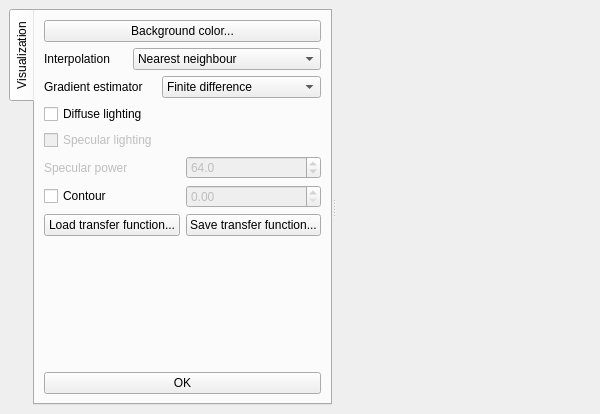
The window that starviewer/src/extensions/playground/experimental3d/qexperimental3dextensionbase.ui (starviewer-medical/starviewer) describes before a commit, drawn with Qt 5.
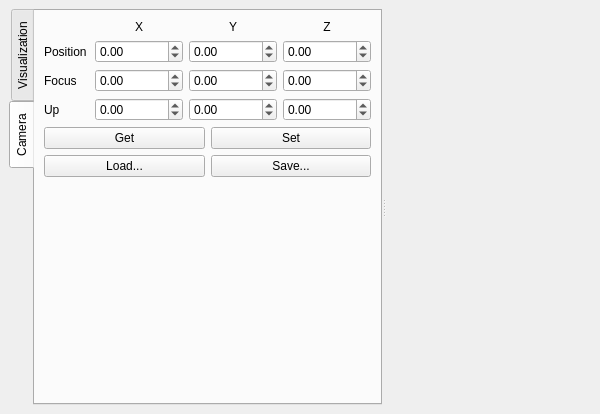
The same window after the commit. The open tabs and pages were chosen to show the change. Custom widgets are drawn as their Qt base class.

Patch:
```diff
--- a/starviewer/src/extensions/playground/experimental3d/qexperimental3dextensionbase.ui
+++ b/starviewer/src/extensions/playground/experimental3d/qexperimental3dextensionbase.ui
@@ -248,6 +248,231 @@
         </item>
        </layout>
       </widget>
+      <widget class="QWidget" name="m_cameraTab" >
+       <attribute name="title" >
+        <string>Camera</string>
+       </attribute>
+       <layout class="QVBoxLayout" >
+        <property name="margin" >
+         <number>9</number>
+        </property>
+        <property name="spacing" >
+         <number>6</number>
+        </property>
+        <item>
+         <layout class="QGridLayout" >
+          <property name="margin" >
+           <number>0</number>
+          </property>
+          <property name="spacing" >
+           <number>6</number>
+          </property>
+          <item row="0" column="1" >
+           <widget class="QLabel" name="m_cameraXLabel" >
+            <property name="text" >
+             <string>X</string>
+            </property>
+            <property name="alignment" >
+             <set>Qt::AlignCenter</set>
+            </property>
+           </widget>
+          </item>
+          <item row="0" column="2" >
+           <widget class="QLabel" name="m_cameraYLabel" >
+            <property name="text" >
+             <string>Y</string>
+            </property>
+            <property name="alignment" >
+             <set>Qt::AlignCenter</set>
+            </property>
+           </widget>
+          </item>
+          <item row="0" column="3" >
+           <widget class="QLabel" name="m_cameraZLabel" >
+            <property name="text" >
+             <string>Z</string>
+            </property>
+            <property name="alignment" >
+             <set>Qt::AlignCenter</set>
+            </property>
+           </widget>
+          </item>
+          <item row="1" column="0" >
+           <widget class="QLabel" name="m_cameraPositionLabel" >
+            <property name="text" >
+             <string>Position</string>
+            </property>
+           </widget>
+          </item>
+          <item row="1" column="1" >
+           <widget class="QDoubleSpinBox" name="m_cameraPositionXDoubleSpinBox" >
+            <property name="maximum" >
+             <double>1000000.000000000000000</double>
+            </property>
+            <property name="minimum" >
+             <double>-1000000.000000000000000</double>
+            </property>
+           </widget>
+          </item>
+          <item row="1" column="2" >
+           <widget class="QDoubleSpinBox" name="m_cameraPositionYDoubleSpinBox" >
+            <property name="maximum" >
+             <double>1000000.000000000000000</double>
+            </property>
+            <property name="minimum" >
+             <double>-1000000.000000000000000</double>
+            </property>
+           </widget>
+          </item>
+          <item row="1" column="3" >
+           <widget class="QDoubleSpinBox" name="m_cameraPositionZDoubleSpinBox" >
+            <property name="maximum" >
+             <double>1000000.000000000000000</double>
+            </property>
+            <property name="minimum" >
+             <double>-1000000.000000000000000</double>
+            </property>
+           </widget>
+          </item>
+          <item row="2" column="0" >
+           <widget class="QLabel" name="m_cameraFocusLabel" >
+            <property name="text" >
+             <string>Focus</string>
+            </property>
+           </widget>
+          </item>
+          <item row="2" column="1" >
+           <widget class="QDoubleSpinBox" name="m_cameraFocusXDoubleSpinBox" >
+            <property name="maximum" >
+             <double>1000000.000000000000000</double>
+            </property>
+            <property name="minimum" >
+             <double>-1000000.000000000000000</double>
+            </property>
+           </widget>
+          </item>
+          <item row="2" column="2" >
+           <widget class="QDoubleSpinBox" name="m_cameraFocusYDoubleSpinBox" >
+            <property name="maximum" >
+             <double>1000000.000000000000000</double>
+            </property>
+            <property name="minimum" >
+             <double>-1000000.000000000000000</double>
+            </property>
+           </widget>
+          </item>
+          <item row="2" column="3" >
+           <widget class="QDoubleSpinBox" name="m_cameraFocusZDoubleSpinBox" >
+            <property name="maximum" >
+             <double>1000000.000000000000000</double>
+            </property>
+            <property name="minimum" >
+             <double>-1000000.000000000000000</double>
+            </property>
+           </widget>
+          </item>
+          <item row="3" column="0" >
+           <widget class="QLabel" name="m_cameraUpLabel" >
+            <property name="text" >
+             <string>Up</string>
+            </property>
+           </widget>
+          </item>
+          <item row="3" column="1" >
+           <widget class="QDoubleSpinBox" name="m_cameraUpXDoubleSpinBox" >
+            <property name="maximum" >
+             <double>1000000.000000000000000</double>
+            </property>
+            <property name="minimum" >
+             <double>-1000000.000000000000000</double>
+            </property>
+           </widget>
+          </item>
+          <item row="3" column="2" >
+           <widget class="QDoubleSpinBox" name="m_cameraUpYDoubleSpinBox" >
+            <property name="maximum" >
+             <double>1000000.000000000000000</double>
+            </property>
+            <property name="minimum" >
+             <double>-1000000.000000000000000</double>
+            </property>
+           </widget>
+          </item>
+          <item row="3" column="3" >
+           <widget class="QDoubleSpinBox" name="m_cameraUpZDoubleSpinBox" >
+            <property name="maximum" >
+             <double>1000000.000000000000000</double>
+            </property>
+            <property name="minimum" >
+             <double>-1000000.000000000000000</double>
+            </property>
+           </widget>
+          </item>
+         </layout>
+        </item>
+        <item>
+         <layout class="QHBoxLayout" >
+          <property name="margin" >
+           <number>0</number>
+          </property>
+          <property name="spacing" >
+           <number>6</number>
+          </property>
+          <item>
+           <widget class="QPushButton" name="m_cameraGetPushButton" >
+            <property name="text" >
+             <string>Get</string>
+            </property>
+           </widget>
+          </item>
+          <item>
+           <widget class="QPushButton" name="m_cameraSetPushButton" >
+            <property name="text" >
+             <string>Set</string>
+            </property>
+           </widget>
+          </item>
+         </layout>
+        </item>
+        <item>
+         <layout class="QHBoxLayout" >
+          <property name="margin" >
+           <number>0</number>
+          </property>
+          <property name="spacing" >
+           <number>6</number>
+          </property>
+          <item>
+           <widget class="QPushButton" name="m_cameraLoadPushButton" >
+            <property name="text" >
+             <string>Load...</string>
+            </property>
+           </widget>
+          </item>
+          <item>
+           <widget class="QPushButton" name="m_cameraSavePushButton" >
+            <property name="text" >
+             <string>Save...</string>
+            </property>
+           </widget>
+          </item>
+         </layout>
+        </item>
+        <item>
+         <spacer>
+          <property name="orientation" >
+           <enum>Qt::Vertical</enum>
+          </property>
+          <property name="sizeHint" >
+           <size>
+            <width>20</width>
+            <height>40</height>
+           </size>
+          </property>
+         </spacer>
+        </item>
+       </layout>
+      </widget>
      </widget>
      <widget class="udg::QExperimental3DViewer" native="1" name="m_viewer" >
       <property name="sizePolicy" >
```
